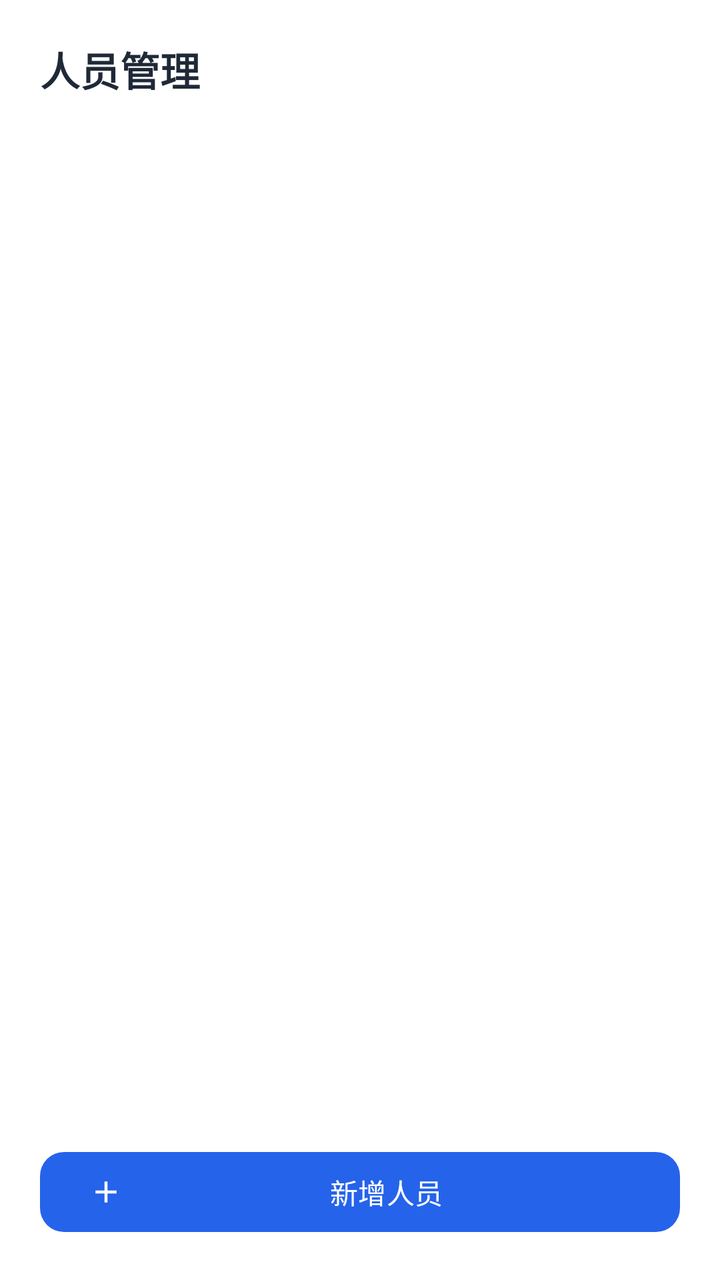
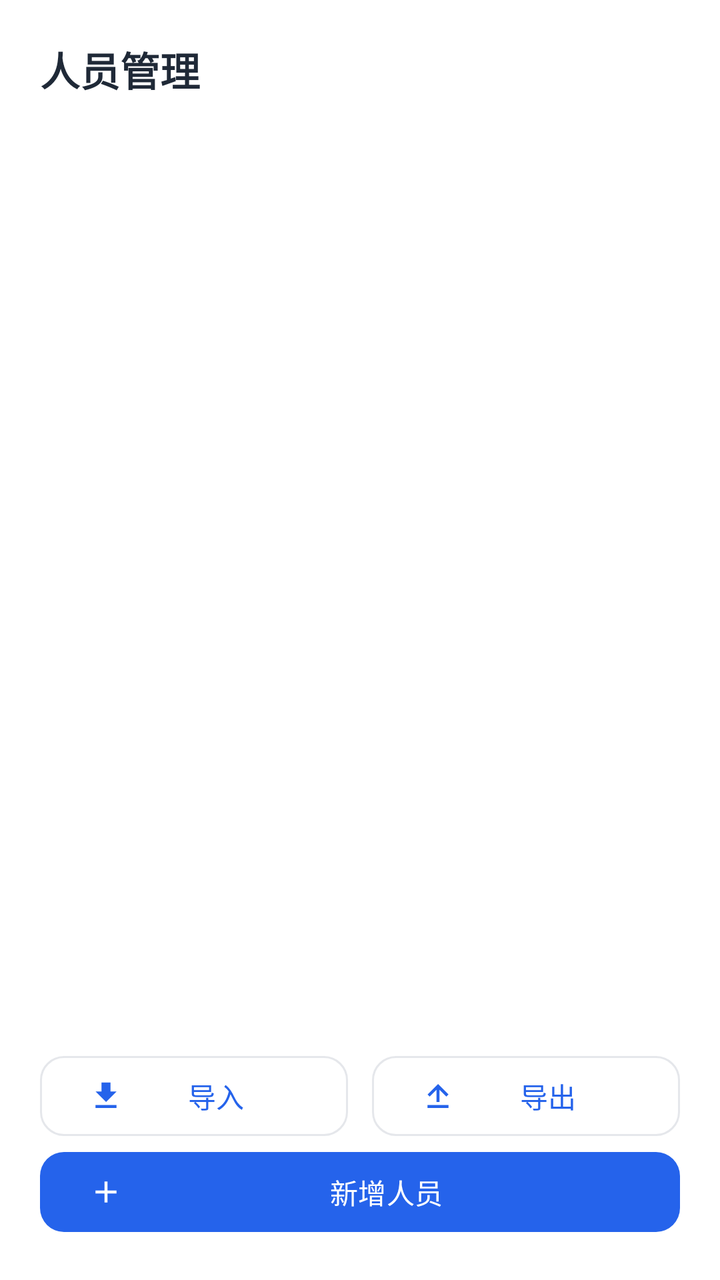

Compare the two renders of this Android layout. The source of the first and the diff that turns it into the second are given below.
<!-- AndroidManifest.xml: application theme Theme.CallForward -->
<!-- res/layout/activity_people.xml -->
<?xml version="1.0" encoding="utf-8"?>
<LinearLayout xmlns:android="http://schemas.android.com/apk/res/android"
    xmlns:app="http://schemas.android.com/apk/res-auto"
    android:layout_width="match_parent"
    android:layout_height="match_parent"
    android:background="@android:color/white"
    android:orientation="vertical">

    <TextView
        android:layout_width="match_parent"
        android:layout_height="wrap_content"
        android:paddingStart="20dp"
        android:paddingEnd="20dp"
        android:paddingTop="20dp"
        android:paddingBottom="4dp"
        android:text="@string/people_title"
        android:textColor="@color/text_primary"
        android:textSize="20sp"
        android:textStyle="bold" />

    <TextView
        android:id="@+id/peopleEmpty"
        android:layout_width="match_parent"
        android:layout_height="wrap_content"
        android:padding="20dp"
        android:gravity="center"
        android:text="@string/people_empty"
        android:textColor="@color/text_secondary"
        android:textSize="14sp"
        android:visibility="gone" />

    <ListView
        android:id="@+id/peopleList"
        android:layout_width="match_parent"
        android:layout_height="0dp"
        android:layout_weight="1"
        android:divider="@color/divider"
        android:dividerHeight="1dp"
        android:paddingStart="12dp"
        android:paddingEnd="12dp" />

    <com.google.android.material.button.MaterialButton
        android:id="@+id/peopleAddButton"
        android:layout_width="match_parent"
        android:layout_height="wrap_content"
        android:layout_margin="20dp"
        android:text="@string/people_add"
        app:icon="@drawable/ic_add"
        app:iconTint="@android:color/white"
        app:backgroundTint="@color/brand_blue"
        app:cornerRadius="12dp" />

</LinearLayout>
<!-- resources referenced by this layout -->
<resources>
  <color name="brand_blue">#2563EB</color>
  <color name="divider">#E5E7EB</color>
  <color name="text_primary">#1F2937</color>
  <color name="text_secondary">#6B7280</color>
  <!-- drawable ic_add (drawable) -->
  <vector xmlns:android="http://schemas.android.com/apk/res/android"
      android:width="24dp"
      android:height="24dp"
      android:viewportWidth="24"
      android:viewportHeight="24">
      
      <path
          android:fillColor="#FFFFFFFF"
          android:pathData="M19,13h-6v6h-2v-6L5,13v-2h6L11,5h2v6h6v2z"/>
  </vector>
  <string name="people_add">新增人员</string>
  <string name="people_empty">暂无人员，请先点击下方「新增人员」</string>
  <string name="people_title">人员管理</string>
  <style name="Theme.CallForward" parent="Theme.Material3.Light.NoActionBar">
          <item name="colorPrimary">@color/brand_blue</item>
          <item name="colorOnPrimary">@android:color/white</item>
          <item name="colorPrimaryContainer">@color/brand_blue_soft</item>
          <item name="colorOnPrimaryContainer">@color/brand_blue_deep</item>
          <item name="android:colorBackground">@android:color/white</item>
          <item name="colorSurface">@android:color/white</item>
          <item name="colorOnSurface">@color/text_primary</item>
          <item name="colorOnBackground">@color/text_primary</item>
          <item name="android:statusBarColor">@android:color/white</item>
          <item name="android:windowLightStatusBar">true</item>
      </style>
  <color name="brand_blue_soft">#DBEAFE</color>
  <color name="brand_blue_deep">#1E40AF</color>
</resources>

<!-- the commit's change to res/layout/activity_people.xml (unified diff, before → after) -->
@@ -39,11 +39,50 @@
         android:paddingStart="12dp"
         android:paddingEnd="12dp" />
 
+    <LinearLayout
+        android:layout_width="match_parent"
+        android:layout_height="wrap_content"
+        android:orientation="horizontal"
+        android:paddingStart="20dp"
+        android:paddingEnd="20dp">
+
+        <com.google.android.material.button.MaterialButton
+            android:id="@+id/peopleImportButton"
+            style="@style/Widget.Material3.Button.OutlinedButton"
+            android:layout_width="0dp"
+            android:layout_height="wrap_content"
+            android:layout_weight="1"
+            android:layout_marginEnd="6dp"
+            android:text="@string/people_import"
+            android:textColor="@color/brand_blue"
+            app:cornerRadius="12dp"
+            app:icon="@drawable/ic_import"
+            app:iconTint="@color/brand_blue"
+            app:strokeColor="@color/divider" />
+
+        <com.google.android.material.button.MaterialButton
+            android:id="@+id/peopleExportButton"
+            style="@style/Widget.Material3.Button.OutlinedButton"
+            android:layout_width="0dp"
+            android:layout_height="wrap_content"
+            android:layout_weight="1"
+            android:layout_marginStart="6dp"
+            android:text="@string/people_export"
+            android:textColor="@color/brand_blue"
+            app:cornerRadius="12dp"
+            app:icon="@drawable/ic_export"
+            app:iconTint="@color/brand_blue"
+            app:strokeColor="@color/divider" />
+
+    </LinearLayout>
+
     <com.google.android.material.button.MaterialButton
         android:id="@+id/peopleAddButton"
         android:layout_width="match_parent"
         android:layout_height="wrap_content"
-        android:layout_margin="20dp"
+        android:layout_marginStart="20dp"
+        android:layout_marginEnd="20dp"
+        android:layout_marginBottom="20dp"
         android:text="@string/people_add"
         app:icon="@drawable/ic_add"
         app:iconTint="@android:color/white"
<!-- resource entries referenced after the edit -->
@@ -15,8 +15,32 @@
           android:fillColor="#FFFFFFFF"
           android:pathData="M19,13h-6v6h-2v-6L5,13v-2h6L11,5h2v6h6v2z"/>
   </vector>
+  <!-- drawable ic_export (drawable) -->
+  <vector xmlns:android="http://schemas.android.com/apk/res/android"
+      android:width="24dp"
+      android:height="24dp"
+      android:viewportWidth="24"
+      android:viewportHeight="24">
+      
+      <path
+          android:fillColor="#FFFFFFFF"
+          android:pathData="M12,4l-7,7 1.41,1.41L11,7.83V16h2V7.83l4.59,4.58L19,11l-7,-7zM5,18v2h14v-2L5,18z"/>
+  </vector>
+  <!-- drawable ic_import (drawable) -->
+  <vector xmlns:android="http://schemas.android.com/apk/res/android"
+      android:width="24dp"
+      android:height="24dp"
+      android:viewportWidth="24"
+      android:viewportHeight="24">
+      
+      <path
+          android:fillColor="#FFFFFFFF"
+          android:pathData="M19,9h-4L15,3L9,3v6L5,9l7,7 7,-7zM5,18v2h14v-2L5,18z"/>
+  </vector>
   <string name="people_add">新增人员</string>
   <string name="people_empty">暂无人员，请先点击下方「新增人员」</string>
+  <string name="people_export">导出</string>
+  <string name="people_import">导入</string>
   <string name="people_title">人员管理</string>
   <style name="Theme.CallForward" parent="Theme.Material3.Light.NoActionBar">
           <item name="colorPrimary">@color/brand_blue</item>
